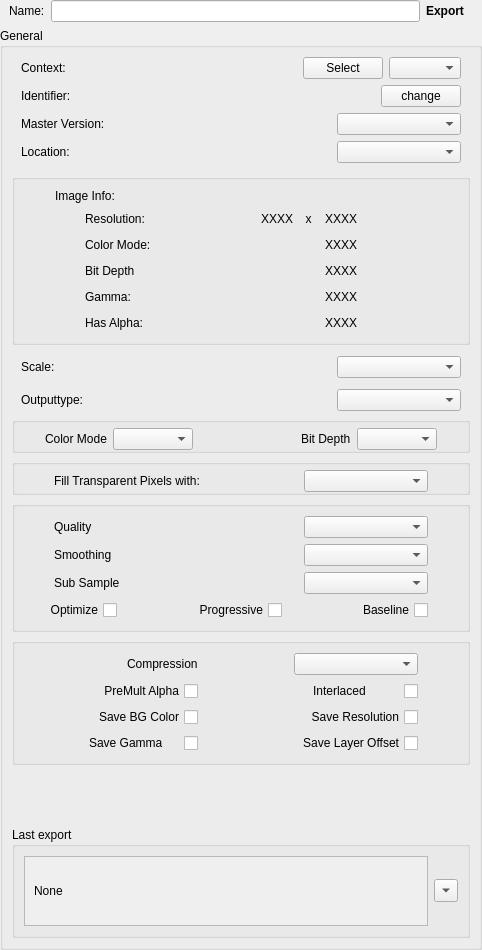
This is Gimp/Scripts/StateUserInterfaces/Gimp_Export.ui in AltaArts/Gimp_Integration--Prism-Plugin as Qt 5 draws it before an edit. The edited form follows.
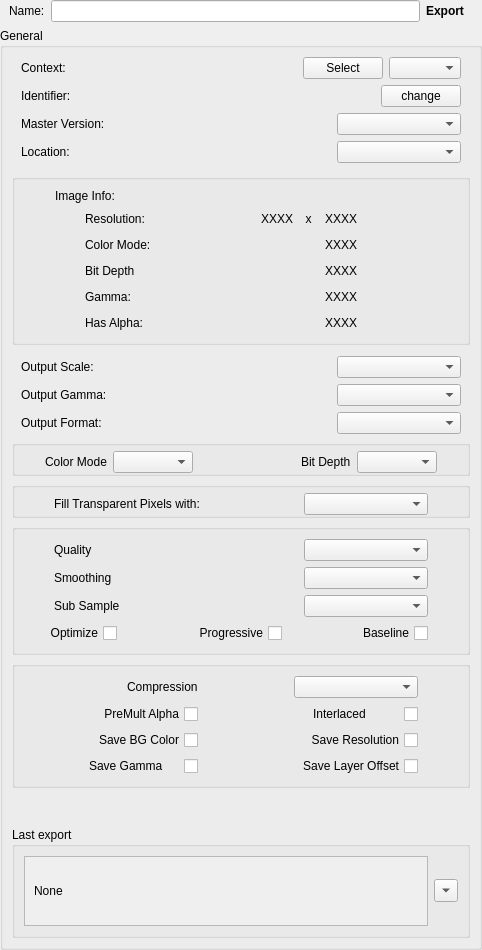
This is the edited form.

```diff
--- a/Gimp/Scripts/StateUserInterfaces/Gimp_Export.ui
+++ b/Gimp/Scripts/StateUserInterfaces/Gimp_Export.ui
@@ -587,7 +587,7 @@
          <item>
           <widget class="QLabel" name="l_scale">
            <property name="text">
-            <string>Scale:</string>
+            <string>Output Scale:</string>
            </property>
           </widget>
          </item>
@@ -618,20 +618,55 @@
        </widget>
       </item>
       <item>
-       <spacer name="verticalSpacer">
+       <widget class="QWidget" name="w_outGamma" native="true">
+        <layout class="QHBoxLayout" name="horizontalLayout_24">
+         <property name="spacing">
+          <number>0</number>
+         </property>
+         <property name="leftMargin">
+          <number>9</number>
+         </property>
+         <property name="topMargin">
+          <number>0</number>
+         </property>
+         <property name="rightMargin">
+          <number>9</number>
+         </property>
+         <property name="bottomMargin">
+          <number>0</number>
+         </property>
+         <item>
+          <widget class="QLabel" name="l_outGamma">
+           <property name="text">
+            <string>Output Gamma:</string>
+           </property>
+          </widget>
+         </item>
+         <item>
+          <spacer name="horizontalSpacer_41">
         <property name="orientation">
-         <enum>Qt::Vertical</enum>
-        </property>
-        <property name="sizeType">
-         <enum>QSizePolicy::Fixed</enum>
+            <enum>Qt::Horizontal</enum>
         </property>
         <property name="sizeHint" stdset="0">
          <size>
-          <width>20</width>
-          <height>5</height>
+             <width>113</width>
+             <height>20</height>
          </size>
         </property>
        </spacer>
+         </item>
+         <item>
+          <widget class="QComboBox" name="cb_outGamma">
+           <property name="minimumSize">
+            <size>
+             <width>124</width>
+             <height>0</height>
+            </size>
+           </property>
+          </widget>
+         </item>
+        </layout>
+       </widget>
       </item>
       <item>
        <widget class="QWidget" name="w_outType" native="true">
@@ -654,7 +689,7 @@
          <item>
           <widget class="QLabel" name="l_outType">
            <property name="text">
-            <string>Outputtype:</string>
+            <string>Output Format:</string>
            </property>
           </widget>
          </item>
```
Left out of the diff: 1 changed line with no effect on the pictures. Lines whose indentation alone changed are shown as unchanged.
